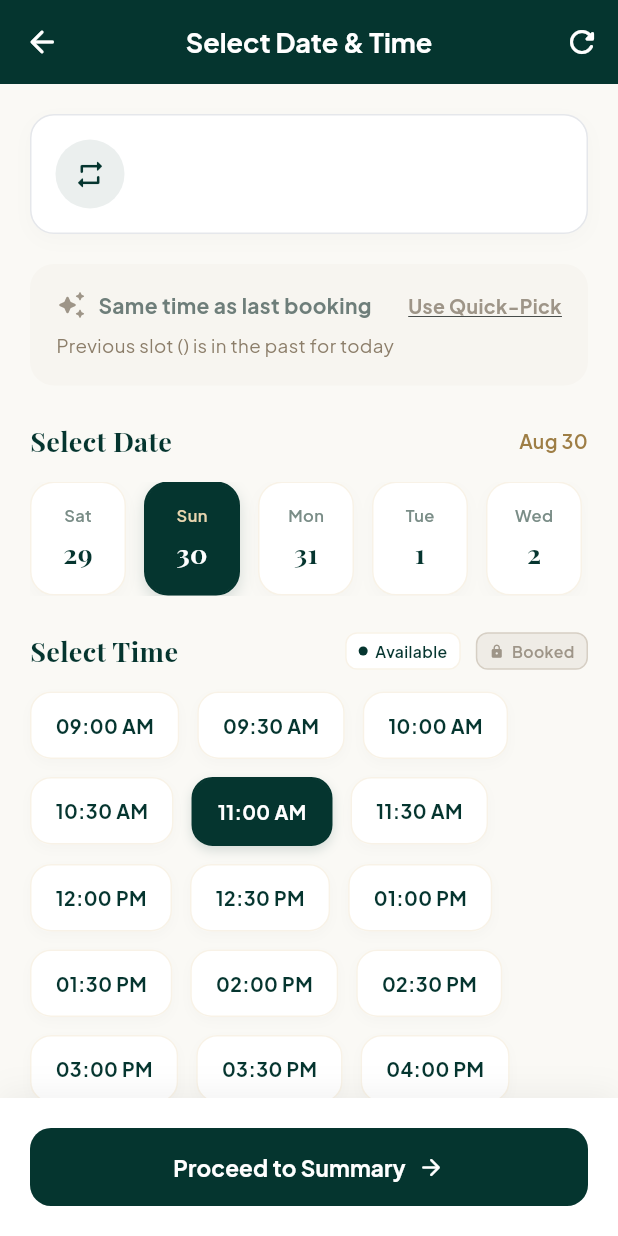
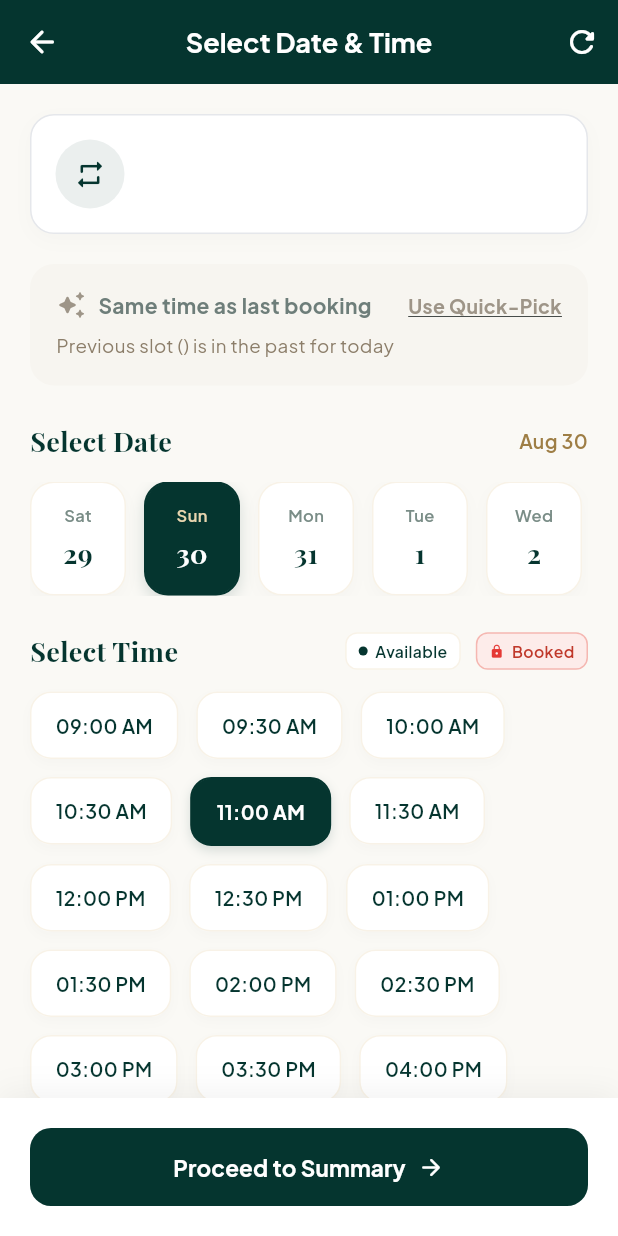
Before and after one commit to arunuday124/booknglow, a Flutter app: the RebookDateTimeScreen screen opened directly with empty values, after a tap on "Sun", on a phone screen of 412 x 824 dp. Run offline on Flutter 3.47's test engine with Material 3 defaults, Android fonts, the phone set to English and light mode, and no system bars; our stand-ins replace cloud_firestore, firebase_auth, firebase_core, firebase_messaging, flutter_image_compress, geocoding and 8 more; missing offline and left inert: encrypt, paytmpayments_allinonesdk; accounts and stored records are empty; generated files the repository leaves out were written again.

Commit message:
feat: implement multi-slot duration validation for salon bookings to ensure sufficient availability

```diff
--- a/lib/View/rebook_date_time_screen.dart
+++ b/lib/View/rebook_date_time_screen.dart
@@ -46,8 +46,8 @@ class RebookDateTimeController extends GetxController {
     // Initial setup for quick pick & selected time
     _initializeDefaultTime();
 
-    // One-shot fetch of salon bookings to determine locked slots
-    fetchSalonBookings(forceRefresh: true);
+    // One-shot fetch of salon bookings to determine locked slots (uses 5-min cache if available)
+    fetchSalonBookings(forceRefresh: false);
   }
 
   void _generateDates() {
@@ -164,12 +164,13 @@ class RebookDateTimeController extends GetxController {
     if (_salonBookingsDocs.isEmpty) return;
 
     for (var doc in _salonBookingsDocs) {
-      final status = (doc['bookingStatus']?.toString() ??
-              doc['status']?.toString() ??
-              doc['booking_status']?.toString() ??
-              '')
-          .toLowerCase()
-          .trim();
+      final status =
+          (doc['bookingStatus']?.toString() ??
+                  doc['status']?.toString() ??
+                  doc['booking_status']?.toString() ??
+                  '')
+              .toLowerCase()
+              .trim();
       final isLocked = doc['isLocked'] == true;
 
       // Lock slot if confirmed/accepted or explicitly isLocked
@@ -182,7 +183,9 @@ class RebookDateTimeController extends GetxController {
         continue;
       }
 
-      final docTimeRaw = (doc['time'] ?? doc['timeSlot'] ?? '').toString().trim();
+      final docTimeRaw = (doc['time'] ?? doc['timeSlot'] ?? '')
+          .toString()
+          .trim();
       if (docTimeRaw.isEmpty) continue;
 
       // Parse all time matches in docTimeRaw (e.g. "10:00 AM - 11:30 AM" or "10:00 AM")
@@ -222,12 +225,13 @@ class RebookDateTimeController extends GetxController {
       }
     }
 
-    // If currently selected time is locked or no longer available, select next available or clear
+    // If currently selected time is locked, cannot fit duration, or no longer available, select next available or clear
     if (selectedTime.isNotEmpty &&
         (lockedTimeSlots.contains(selectedTime.value) ||
+            !canSlotFitDuration(selectedTime.value) ||
             !filteredAvailableTimes.contains(selectedTime.value))) {
       final available = filteredAvailableTimes
-          .where((t) => !lockedTimeSlots.contains(t))
+          .where((t) => !lockedTimeSlots.contains(t) && canSlotFitDuration(t))
           .toList();
       if (available.isNotEmpty) {
         selectedTime.value = available.first;
@@ -238,6 +242,107 @@ class RebookDateTimeController extends GetxController {
         useSameTimeAsLast.value = false;
       }
     }
+  }
+
+  int parseDurationToMinutes(String durationStr) {
+    if (durationStr.trim().isEmpty) return 30;
+    final lower = durationStr.toLowerCase().trim();
+
+    int totalMins = 0;
+    final hrMatch = RegExp(r'(\d+)\s*(?:hr|hour)').firstMatch(lower);
+    if (hrMatch != null) {
+      final hrs = int.tryParse(hrMatch.group(1) ?? '0') ?? 0;
+      totalMins += hrs * 60;
+    }
+
+    final minMatch = RegExp(r'(\d+)\s*(?:min|minute)').firstMatch(lower);
+    if (minMatch != null) {
+      final mins = int.tryParse(minMatch.group(1) ?? '0') ?? 0;
+      totalMins += mins;
+    }
+
+    if (totalMins == 0) {
+      final digitMatch = RegExp(r'(\d+)').firstMatch(lower);
+      if (digitMatch != null) {
+        totalMins = int.tryParse(digitMatch.group(1) ?? '30') ?? 30;
+      }
+    }
+
+    return totalMins > 0 ? totalMins : 30;
+  }
+
+  int get totalDurationMinutes {
+    int total = 0;
+    for (var service in services) {
+      final dStr = service['duration']?.toString() ?? '';
+      total += parseDurationToMinutes(dStr);
+    }
+    return total > 0 ? total : 30;
+  }
+
+  String get formattedTotalDuration {
+    final mins = totalDurationMinutes;
+    final hrs = mins ~/ 60;
+    final remainingMins = mins % 60;
+
+    if (hrs > 0 && remainingMins > 0) {
+      return '$hrs hr $remainingMins min';
+    } else if (hrs > 0) {
+      return hrs == 1 ? '1 hr' : '$hrs hrs';
+    } else {
+      return '$remainingMins min';
+    }
+  }
+
+  String _minutesToSlotString(int totalMins) {
+    final clampedMins = totalMins % (24 * 60);
+    final hour = clampedMins ~/ 60;
+    final min = clampedMins % 60;
+
+    final period = hour >= 12 ? 'PM' : 'AM';
+    int displayHour = hour % 12;
+    if (displayHour == 0) displayHour = 12;
+
+    final formattedHour = displayHour.toString().padLeft(2, '0');
+    final formattedMin = min.toString().padLeft(2, '0');
+
+    return '$formattedHour:$formattedMin $period';
+  }
+
+  String? getSlotUnavailabilityReason(String startTimeSlot) {
+    final normStart = _normalizeTime(startTimeSlot) ?? startTimeSlot;
+    if (isSlotLocked(normStart) || isSlotLocked(startTimeSlot)) {
+      return 'This time slot ($startTimeSlot) is already booked and locked.';
+    }
+
+    final startMins = _parseToMinutes(startTimeSlot);
+    if (startMins == null) return 'Invalid time slot ($startTimeSlot).';
+
+    final duration = totalDurationMinutes > 0 ? totalDurationMinutes : 30;
+    final endMins = startMins + duration;
+
+    for (int cur = startMins; cur < endMins; cur += 30) {
+      final slotString = _minutesToSlotString(cur);
+
+      if (isSlotLocked(slotString)) {
+        final durText = formattedTotalDuration;
+        return 'Cannot select $startTimeSlot for a $durText service because the consecutive slot ($slotString) is already booked.';
+      }
+
+      final matchesAvailable = availableTimes.any(
+        (avail) => _parseToMinutes(avail) == cur,
+      );
+      if (!matchesAvailable) {
+        final durText = formattedTotalDuration;
+        return 'Cannot select $startTimeSlot for a $durText service because it extends past salon operating hours.';
+      }
+    }
+
+    return null;
+  }
+
+  bool canSlotFitDuration(String timeSlot) {
+    return getSlotUnavailabilityReason(timeSlot) == null;
   }
 
   bool isSlotLocked(String timeSlot) {
@@ -357,12 +462,14 @@ class RebookDateTimeController extends GetxController {
 
     // Extract year
     final yearMatch = RegExp(r'\b(20\d{2})\b').firstMatch(docLower);
-    final docYear = yearMatch != null ? int.tryParse(yearMatch.group(1)!) : null;
+    final docYear = yearMatch != null
+        ? int.tryParse(yearMatch.group(1)!)
+        : null;
 
     // Extract day
-    final dayMatch = RegExp(r'\b([1-9]|[12]\d|3[01])\b').firstMatch(
-      docLower.replaceAll(RegExp(r'\b20\d{2}\b'), ''),
-    );
+    final dayMatch = RegExp(
+      r'\b([1-9]|[12]\d|3[01])\b',
+    ).firstMatch(docLower.replaceAll(RegExp(r'\b20\d{2}\b'), ''));
     final docDay = dayMatch != null ? int.tryParse(dayMatch.group(1)!) : null;
 
     if (docYear != null && docDay != null) {
@@ -402,11 +509,11 @@ class RebookDateTimeController extends GetxController {
     if (useSameTimeAsLast.value &&
         normalizedOrig != null &&
         validTimes.contains(normalizedOrig) &&
-        !isSlotLocked(normalizedOrig)) {
+        canSlotFitDuration(normalizedOrig)) {
       selectedTime.value = normalizedOrig;
     } else if (!validTimes.contains(selectedTime.value) ||
-        isSlotLocked(selectedTime.value)) {
-      final available = validTimes.where((t) => !isSlotLocked(t)).toList();
+        !canSlotFitDuration(selectedTime.value)) {
+      final available = validTimes.where((t) => canSlotFitDuration(t)).toList();
       if (available.isNotEmpty) {
         selectedTime.value = available.first;
       } else {
@@ -417,16 +524,17 @@ class RebookDateTimeController extends GetxController {
   }
 
   void selectTime(String timeSlot) {
-    if (isSlotLocked(timeSlot)) {
+    final reason = getSlotUnavailabilityReason(timeSlot);
+    if (reason != null) {
       Get.snackbar(
-        'Slot Locked',
-        'This time slot ($timeSlot) is already booked and locked.',
-        snackPosition: SnackPosition.BOTTOM,
-        backgroundColor: const Color.fromARGB(255, 219, 62, 5),
+        'Slot Unavailable',
+        reason,
+        snackPosition: SnackPosition.TOP,
+        backgroundColor: const Color.fromARGB(255, 255, 0, 0),
         colorText: Colors.white,
         margin: const EdgeInsets.all(16),
         borderRadius: 12,
-        duration: const Duration(seconds: 2),
+        duration: const Duration(seconds: 3),
       );
       return;
     }
@@ -446,7 +554,7 @@ class RebookDateTimeController extends GetxController {
       Get.snackbar(
         'Time Slot Unavailable',
         'The previous time slot ($originalTime) has already passed for today. Please pick an upcoming time slot.',
-        snackPosition: SnackPosition.BOTTOM,
+        snackPosition: SnackPosition.TOP,
         backgroundColor: const Color(0xFF05352F),
         colorText: Colors.white,
         margin: const EdgeInsets.all(16),
@@ -459,7 +567,7 @@ class RebookDateTimeController extends GetxController {
       Get.snackbar(
         'Slot Booked',
         'Your previous time slot ($originalTime) is already booked for this date. Please choose another available slot.',
-        snackPosition: SnackPosition.BOTTOM,
+        snackPosition: SnackPosition.TOP,
         backgroundColor: const Color.fromARGB(255, 219, 62, 5),
         colorText: Colors.white,
         margin: const EdgeInsets.all(16),
@@ -945,27 +1053,11 @@ class RebookDateTimeScreen extends StatelessWidget {
                       final isSelected =
                           controller.selectedTime.value == timeSlot;
                       final isLocked = controller.isSlotLocked(timeSlot);
+                      final canFit = controller.canSlotFitDuration(timeSlot);
+                      final isBlocked = isLocked || !canFit;
 
                       return GestureDetector(
-                        onTap: isLocked
-                            ? () {
-                                Get.snackbar(
-                                  'Slot Locked',
-                                  'This time slot ($timeSlot) is already booked and locked.',
-                                  snackPosition: SnackPosition.BOTTOM,
-                                  backgroundColor: const Color.fromARGB(
-                                    255,
-                                    219,
-                                    62,
-                                    5,
-                                  ),
-                                  colorText: Colors.white,
-                                  margin: const EdgeInsets.all(16),
-                                  borderRadius: 12,
-                                  duration: const Duration(seconds: 2),
-                                );
-                              }
-                            : () => controller.selectTime(timeSlot),
+                        onTap: () => controller.selectTime(timeSlot),
                         child: AnimatedContainer(
                           duration: const Duration(milliseconds: 200),
                           padding: const EdgeInsets.symmetric(
@@ -973,15 +1065,15 @@ class RebookDateTimeScreen extends StatelessWidget {
                             vertical: 12,
                           ),
                           decoration: BoxDecoration(
-                            color: isLocked
-                                ? const Color(0xFFEFECE6)
+                            color: isBlocked
+                                ? const Color(0xFFFDECEA)
                                 : isSelected
                                 ? const Color(0xFF05352F)
                                 : Colors.white,
                             borderRadius: BorderRadius.circular(14),
                             border: Border.all(
-                              color: isLocked
-                                  ? const Color(0xFFD6CFC4)
+                              color: isBlocked
+                                  ? const Color(0xFFF5B7B1)
                                   : isSelected
                                   ? const Color(0xFF05352F)
                                   : const Color(
@@ -989,7 +1081,7 @@ class RebookDateTimeScreen extends StatelessWidget {
                                     ).withValues(alpha: 0.3),
                               width: isSelected ? 1.5 : 1,
                             ),
-                            boxShadow: isLocked
+                            boxShadow: isBlocked
                                 ? []
                                 : [
                                     BoxShadow(
@@ -1006,11 +1098,11 @@ class RebookDateTimeScreen extends StatelessWidget {
                           child: Row(
                             mainAxisSize: MainAxisSize.min,
                             children: [
-                              if (isLocked) ...[
+                              if (isBlocked) ...[
                                 const Icon(
                                   Icons.lock_rounded,
                                   size: 14,
-                                  color: Color(0xFF9E9588),
+                                  color: Color(0xFFE53935),
                                 ),
                                 const SizedBox(width: 6),
                               ],
@@ -1018,9 +1110,11 @@ class RebookDateTimeScreen extends StatelessWidget {
                                 timeSlot,
                                 style: GoogleFonts.plusJakartaSans(
                                   fontSize: 13,
-                                  fontWeight: FontWeight.bold,
-                                  color: isLocked
-                                      ? const Color(0xFF9E9588)
+                                  fontWeight: isSelected || isBlocked
+                                      ? FontWeight.bold
+                                      : FontWeight.w600,
+                                  color: isBlocked
+                                      ? const Color(0xFFC0392B)
                                       : isSelected
                                       ? Colors.white
                                       : const Color(0xFF05352F),
@@ -1101,7 +1195,7 @@ class RebookDateTimeScreen extends StatelessWidget {
                       Get.snackbar(
                         'Select Time Slot',
                         'Please select an upcoming time slot to continue.',
-                        snackPosition: SnackPosition.BOTTOM,
+                        snackPosition: SnackPosition.TOP,
                         backgroundColor: Colors.red.shade800,
                         colorText: Colors.white,
                         margin: const EdgeInsets.all(16),
@@ -1113,7 +1207,7 @@ class RebookDateTimeScreen extends StatelessWidget {
                       Get.snackbar(
                         'Slot Locked',
                         'The chosen time slot is already booked. Please choose an available slot.',
-                        snackPosition: SnackPosition.BOTTOM,
+                        snackPosition: SnackPosition.TOP,
                         backgroundColor: Colors.red.shade800,
                         colorText: Colors.white,
                         margin: const EdgeInsets.all(16),
@@ -1165,11 +1259,11 @@ class RebookDateTimeScreen extends StatelessWidget {
     return Container(
       padding: const EdgeInsets.symmetric(horizontal: 8, vertical: 4),
       decoration: BoxDecoration(
-        color: isLocked ? const Color(0xFFEFECE6) : Colors.white,
+        color: isLocked ? const Color(0xFFFDECEA) : Colors.white,
         borderRadius: BorderRadius.circular(8),
         border: Border.all(
           color: isLocked
-              ? const Color(0xFFD6CFC4)
+              ? const Color(0xFFF5B7B1)
               : const Color(0xFFE8D5AF).withValues(alpha: 0.3),
         ),
       ),
@@ -1177,7 +1271,7 @@ class RebookDateTimeScreen extends StatelessWidget {
         mainAxisSize: MainAxisSize.min,
         children: [
           if (isLocked)
-            const Icon(Icons.lock_rounded, size: 10, color: Color(0xFF9E9588))
+            const Icon(Icons.lock_rounded, size: 10, color: Color(0xFFE53935))
           else
             Container(
               width: 6,
@@ -1194,7 +1288,7 @@ class RebookDateTimeScreen extends StatelessWidget {
               fontSize: 10.5,
               fontWeight: FontWeight.w600,
               color: isLocked
-                  ? const Color(0xFF9E9588)
+                  ? const Color(0xFFC0392B)
                   : const Color(0xFF05352F),
             ),
           ),
```
Also changed, not shown: lib/Controller/salon_controller.dart (+119 -21 lines), lib/View/salon_detail_bottom_sheet.dart (+12 -30 lines).
